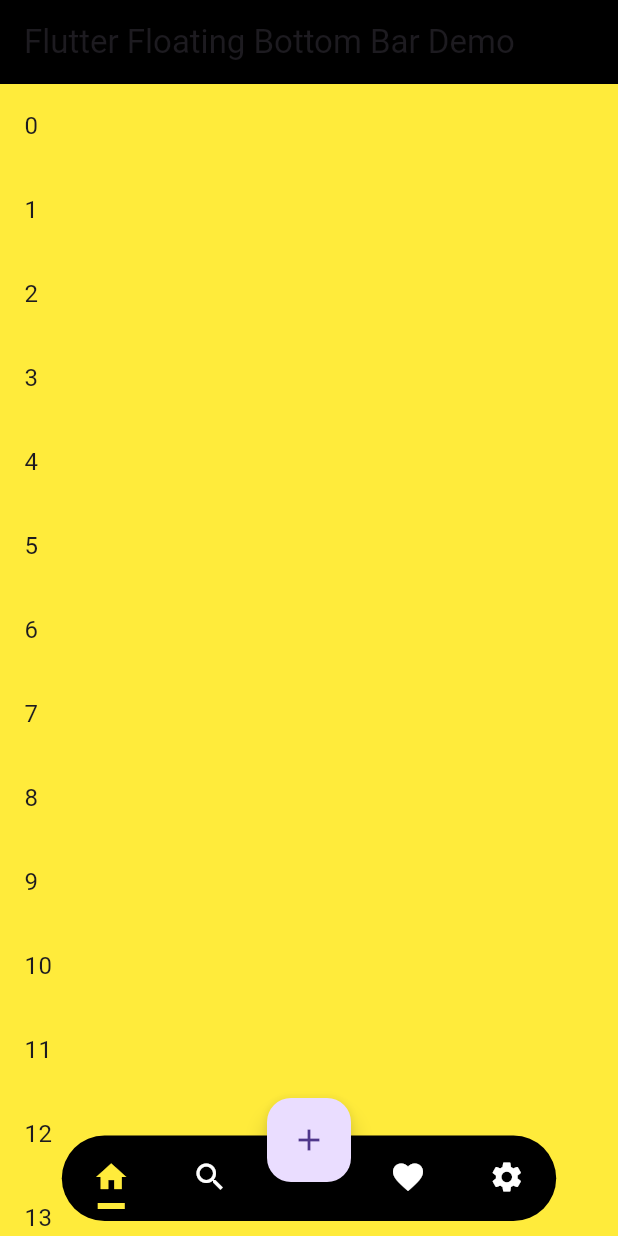
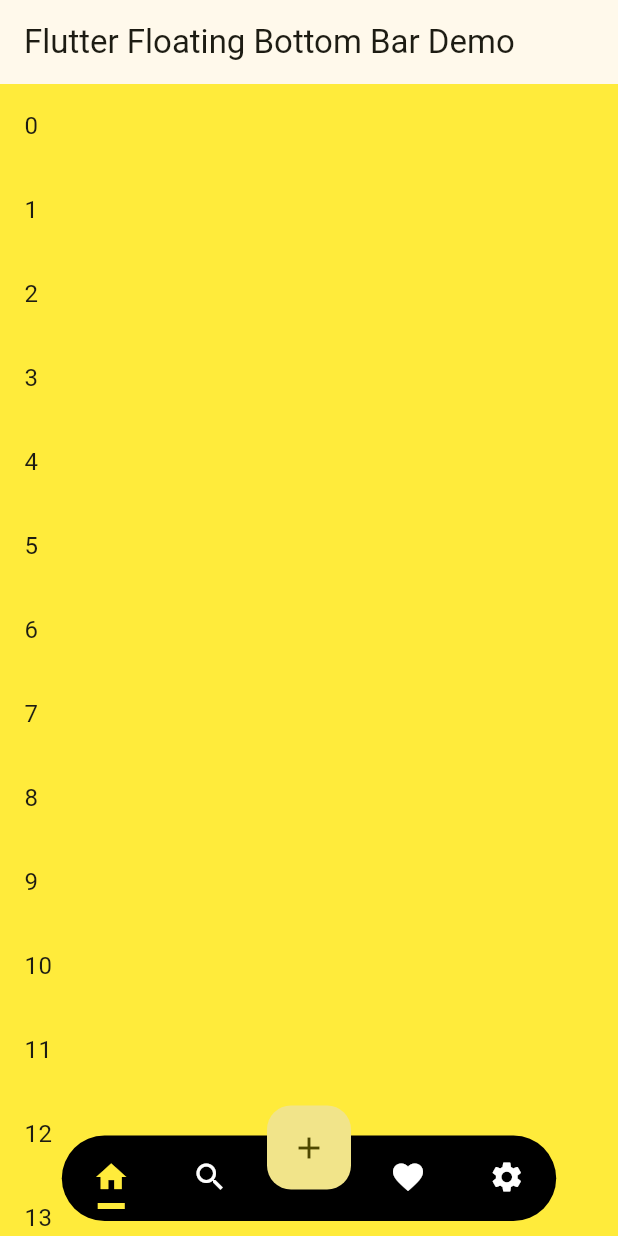
Before and after one commit to codenameakshay/flutter-floating-bottom-bar, a Flutter app: the screen it shows after launch, on a phone screen of 412 x 824 dp. Run offline on Flutter 3.47's test engine with Material 3 defaults, Android fonts, the phone set to English and light mode, and no system bars.

Commit message:
fix: example UI

```diff
--- a/lib/main.dart
+++ b/lib/main.dart
@@ -15,7 +15,7 @@ class MyApp extends StatelessWidget {
     return MaterialApp(
       title: 'Flutter Floating Bottom Bar Demo',
       theme: ThemeData(
-        primarySwatch: Colors.blue,
+        colorSchemeSeed: Colors.yellow,
       ),
       debugShowCheckedModeBanner: false,
       home: MyHomePage(title: 'Flutter Floating Bottom Bar Demo'),
@@ -74,11 +74,9 @@ class _MyHomePageState extends State<MyHomePage> with SingleTickerProviderStateM
     final Color unselectedColor = colors[currentPage].computeLuminance() < 0.5 ? Colors.black : Colors.white;
     final Color unselectedColorReverse = colors[currentPage].computeLuminance() < 0.5 ? Colors.white : Colors.black;
 
-    return SafeArea(
-      child: Scaffold(
+    return Scaffold(
       appBar: AppBar(
         title: Text(widget.title),
-          backgroundColor: Colors.black,
       ),
       body: BottomBar(
         clip: Clip.none,
@@ -150,8 +148,9 @@ class _MyHomePageState extends State<MyHomePage> with SingleTickerProviderStateM
               ],
             ),
             Positioned(
-                top: -25,
+              top: -20,
               child: FloatingActionButton(
+                elevation: 0,
                 onPressed: () {},
                 child: Icon(Icons.add),
               ),
@@ -165,7 +164,7 @@ class _MyHomePageState extends State<MyHomePage> with SingleTickerProviderStateM
             onPressed: null,
             icon: Icon(
               Icons.arrow_upward_rounded,
-                color: unselectedColor,
+              color: colors[currentPage],
               size: width,
             ),
           ),
@@ -176,7 +175,7 @@ class _MyHomePageState extends State<MyHomePage> with SingleTickerProviderStateM
         showIcon: true,
         width: MediaQuery.of(context).size.width * 0.8,
         barColor: colors[currentPage].computeLuminance() > 0.5 ? Colors.black : Colors.white,
-          start: 2,
+        start: 3,
         end: 0,
         offset: 10,
         barAlignment: Alignment.bottomCenter,
@@ -188,7 +187,7 @@ class _MyHomePageState extends State<MyHomePage> with SingleTickerProviderStateM
           borderRadius: BorderRadius.circular(500),
         ),
         iconDecoration: BoxDecoration(
-            color: colors[currentPage],
+          color: unselectedColor,
           borderRadius: BorderRadius.circular(500),
         ),
         hideOnScroll: true,
@@ -210,7 +209,6 @@ class _MyHomePageState extends State<MyHomePage> with SingleTickerProviderStateM
               .toList(),
         ),
       ),
-      ),
     );
   }
 }
--- a/packages/flutter_floating_bottom_bar/lib/src/bottom_bar.dart
+++ b/packages/flutter_floating_bottom_bar/lib/src/bottom_bar.dart
@@ -163,7 +163,6 @@ class BottomBar extends StatefulWidget {
 }
 
 class _BottomBarState extends State<BottomBar> with SingleTickerProviderStateMixin {
-  ScrollController scrollBottomBarController = ScrollController();
   ScrollController bodyScrollController = ScrollController();
   late AnimationController _controller;
   late Animation<Offset> _offsetAnimation;
@@ -253,7 +252,6 @@ class _BottomBarState extends State<BottomBar> with SingleTickerProviderStateMix
   void dispose() {
     bodyScrollController.removeListener(() {});
     bodyScrollController.dispose();
-    scrollBottomBarController.dispose();
     _controller.dispose();
     super.dispose();
   }
@@ -272,6 +270,7 @@ class _BottomBarState extends State<BottomBar> with SingleTickerProviderStateMix
         if (widget.showIcon)
           Align(
             alignment: widget.barAlignment,
+            child: SafeArea(
               child: Padding(
                 padding: EdgeInsets.all(widget.offset),
                 child: AnimatedOpacity(
@@ -295,11 +294,12 @@ class _BottomBarState extends State<BottomBar> with SingleTickerProviderStateMix
                         color: Colors.transparent,
                         child: InkWell(
                           onTap: () {
-                          scrollBottomBarController
+                            if (bodyScrollController.hasClients) {
+                              bodyScrollController
                                   .animateTo(
                                 (!widget.scrollOpposite)
-                                ? scrollBottomBarController.position.minScrollExtent
-                                : scrollBottomBarController.position.maxScrollExtent,
+                                    ? bodyScrollController.position.minScrollExtent
+                                    : bodyScrollController.position.maxScrollExtent,
                                 duration: widget.duration,
                                 curve: widget.curve,
                               )
@@ -312,6 +312,7 @@ class _BottomBarState extends State<BottomBar> with SingleTickerProviderStateMix
                                 }
                                 showBottomBar();
                               });
+                            }
                           },
                           child: () {
                             if (widget.icon != null) {
@@ -338,8 +339,10 @@ class _BottomBarState extends State<BottomBar> with SingleTickerProviderStateMix
                 ),
               ),
             ),
+          ),
         Align(
           alignment: widget.barAlignment,
+          child: SafeArea(
             child: Padding(
               padding: EdgeInsets.all(widget.offset),
               child: SlideTransition(
@@ -360,6 +363,7 @@ class _BottomBarState extends State<BottomBar> with SingleTickerProviderStateMix
               ),
             ),
           ),
+        ),
       ],
     );
   }
```
Lines whose indentation alone changed are shown as unchanged.
